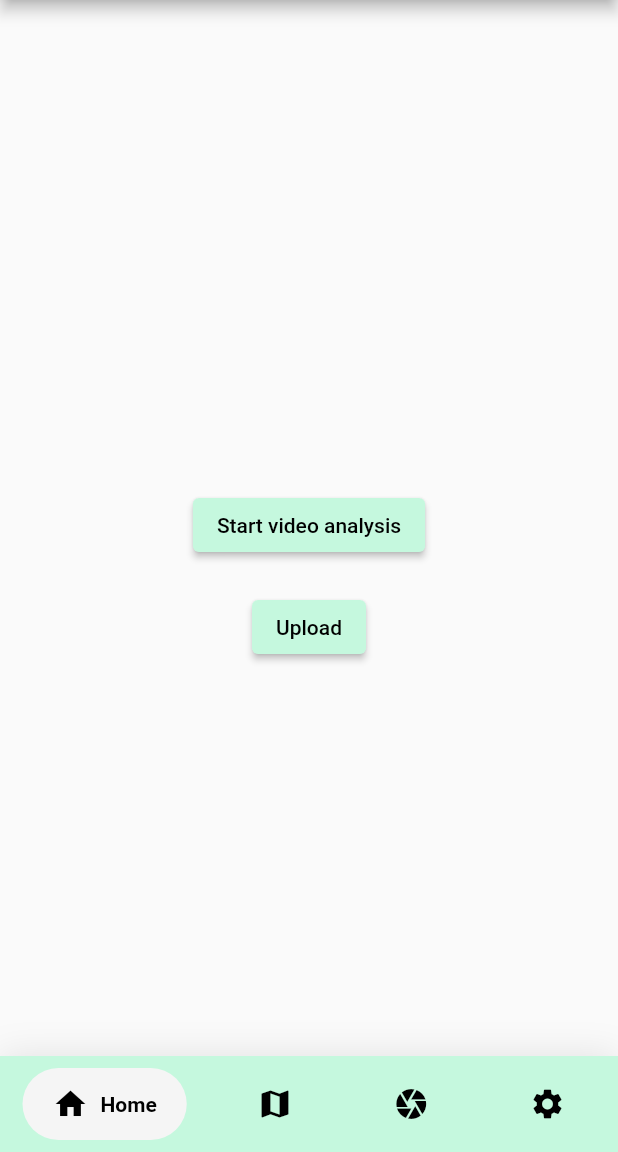
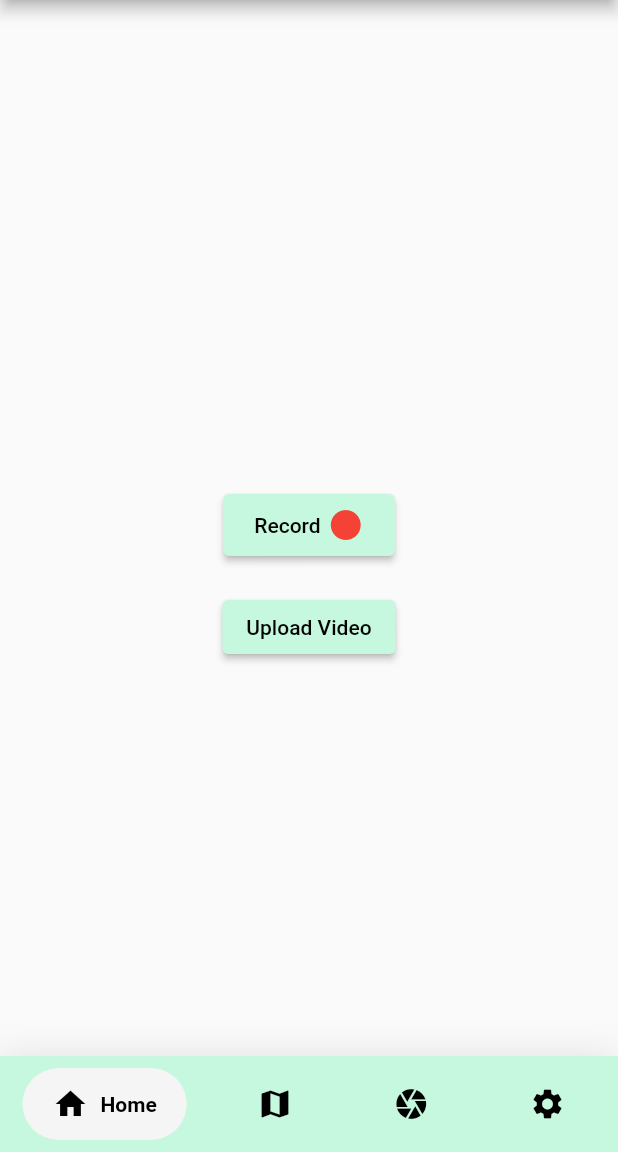
Before and after one commit to Yuskeee/AngelTruck, a Flutter app: the screen it shows after launch, on a phone screen of 412 x 824 dp, the part 84-1236 px from its top. Run offline on Flutter 3.47's test engine with Material 2 defaults, Android fonts, the phone set to English and light mode, and no system bars; drawn by our look-alikes of google_nav_bar.

Commit message:
implemented record/stop button

```diff
--- a/lib/home_screen.dart
+++ b/lib/home_screen.dart
@@ -54,6 +54,9 @@ class _HomeScreenState extends State<HomeScreen> {
     super.initState();
   }
 
+  Text recordStop = Text('Record');
+  Icon recordStopIcon = Icon(Icons.circle, color: Colors.red);
+
   @override
   Widget build(BuildContext context) {
     // Home screen with the logo and the button to start the video analysis
@@ -71,20 +74,41 @@ class _HomeScreenState extends State<HomeScreen> {
           mainAxisAlignment: MainAxisAlignment.center,
           children: [
             ElevatedButton(
-                onPressed: () {},
-                child: const Text('Start video analysis'),
-                style: ButtonStyle(
-                  backgroundColor:
-                      MaterialStateProperty.all<Color>(kPrimaryColor),
-                  foregroundColor:
-                      MaterialStateProperty.all<Color>(Colors.black),
+              onPressed: () {
+                setState(() {
+                  if (recordStop.data == 'Record') {
+                    recordStop = Text('Stop');
+                    recordStopIcon = Icon(Icons.square);
+                  } else {
+                    recordStop = Text('Record');
+                    recordStopIcon = Icon(
+                      Icons.circle,
+                      color: Colors.red,
+                    );
+                  }
+                });
+              },
+              style: ButtonStyle(
+                backgroundColor:
+                    MaterialStateProperty.all<Color>(kPrimaryColor),
+                foregroundColor: MaterialStateProperty.all<Color>(Colors.black),
+              ),
+              child: Container(
+                width: MediaQuery.of(context).size.width * 0.2,
+                height: MediaQuery.of(context).size.height * 0.05,
+                child: Center(
+                    child: Row(
+                  mainAxisAlignment: MainAxisAlignment.spaceEvenly,
+                  children: [recordStop, recordStopIcon],
                 )),
+              ),
+            ),
             const SizedBox(height: 20),
             ElevatedButton(
                 onPressed: () {
                   upload(File('C:\\Users\\Yuske\\Downloads\\lapti.mp4'));
                 },
-                child: const Text('Upload'),
+                child: const Text('Upload Video'),
                 style: ButtonStyle(
                   backgroundColor:
                       MaterialStateProperty.all<Color>(kPrimaryColor),
```
